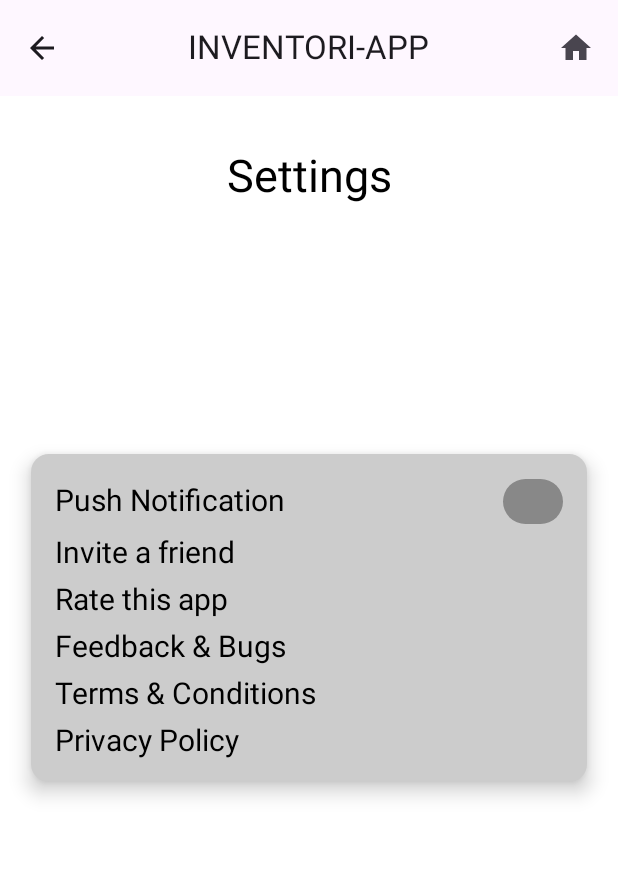
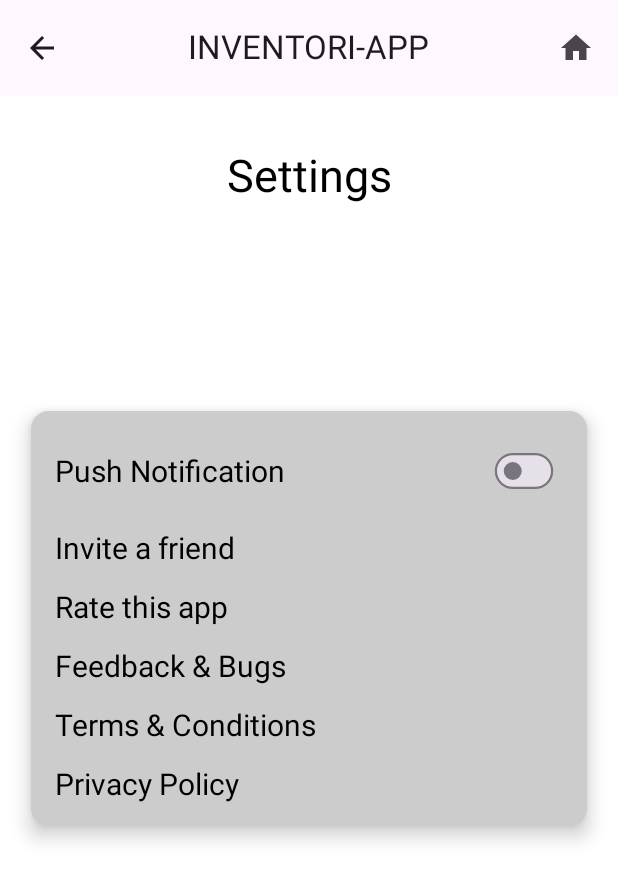
Before and after one commit to rowinzon/Proyecto_electiva1, an Android app built with Jetpack Compose: the @Preview function PantallaAccionesPreview, on a phone screen of 412 x 824 dp. Shown: the top 881 px of the screen. Run offline under Robolectric (Android 15) with nearby library versions, the phone set to English and light mode, and no system bars.

Commit message:
cambios mios

```diff
--- a/app/src/main/java/com/example/proyecto/AccionesConf.kt
+++ b/app/src/main/java/com/example/proyecto/AccionesConf.kt
@@ -10,11 +10,14 @@ import androidx.compose.ui.tooling.preview.Preview
 import androidx.compose.ui.unit.dp
 import androidx.compose.ui.unit.sp
 import androidx.compose.ui.text.style.TextAlign
+import androidx.compose.ui.graphics.graphicsLayer
 
 
 @Composable
 fun AccionesConf(onBack: () -> Unit,onHome: () -> Unit) {
     TopBarButtons(onBack = onBack, onHome = onHome)
+
+    var pushNotificationEnabled by remember { mutableStateOf(false) }
 
     Box(
         modifier = Modifier.fillMaxSize()
@@ -38,10 +41,14 @@ fun AccionesConf(onBack: () -> Unit,onHome: () -> Unit) {
         ) {
             Column(
                 modifier = Modifier.padding(16.dp),
-                verticalArrangement = Arrangement.spacedBy(8.dp)
+                verticalArrangement = Arrangement.spacedBy(16.dp)
             ) {
                 Row(
                     modifier = Modifier.fillMaxWidth(),
+                    verticalAlignment = Alignment.CenterVertically
+                ) {
+                    Row(
+                        modifier = Modifier.fillMaxWidth().padding(0.dp),
                         verticalAlignment = Alignment.CenterVertically
                     ) {
                         Text(
@@ -50,15 +57,15 @@ fun AccionesConf(onBack: () -> Unit,onHome: () -> Unit) {
                             color = Color.Black,
                             modifier = Modifier.weight(1f)
                         )
-                    Button(
-                        onClick = { isSelected = !isSelected },
-                        colors = ButtonDefaults.buttonColors(
-                            containerColor = if (isSelected) Color.Blue else Color.Gray
-                        ),
-                        modifier = Modifier
-                            .width(40.dp)
-                            .height(30.dp)
-                    ) {}
+                        Switch(
+                            checked = pushNotificationEnabled,
+                            onCheckedChange = { pushNotificationEnabled = it },
+                            modifier = Modifier.graphicsLayer {
+                                scaleX = 0.75f
+                                scaleY = 0.75f
+                            }
+                        )
+                    }
                 }
                 val opciones = listOf(
                     "Invite a friend",
```
Also changed, not shown: app/src/main/java/com/example/proyecto/Inventory.kt (+7 -2 lines), app/src/main/java/com/example/proyecto/MainActivity.kt (+8 -3 lines). Lines whose indentation alone changed are shown as unchanged.
